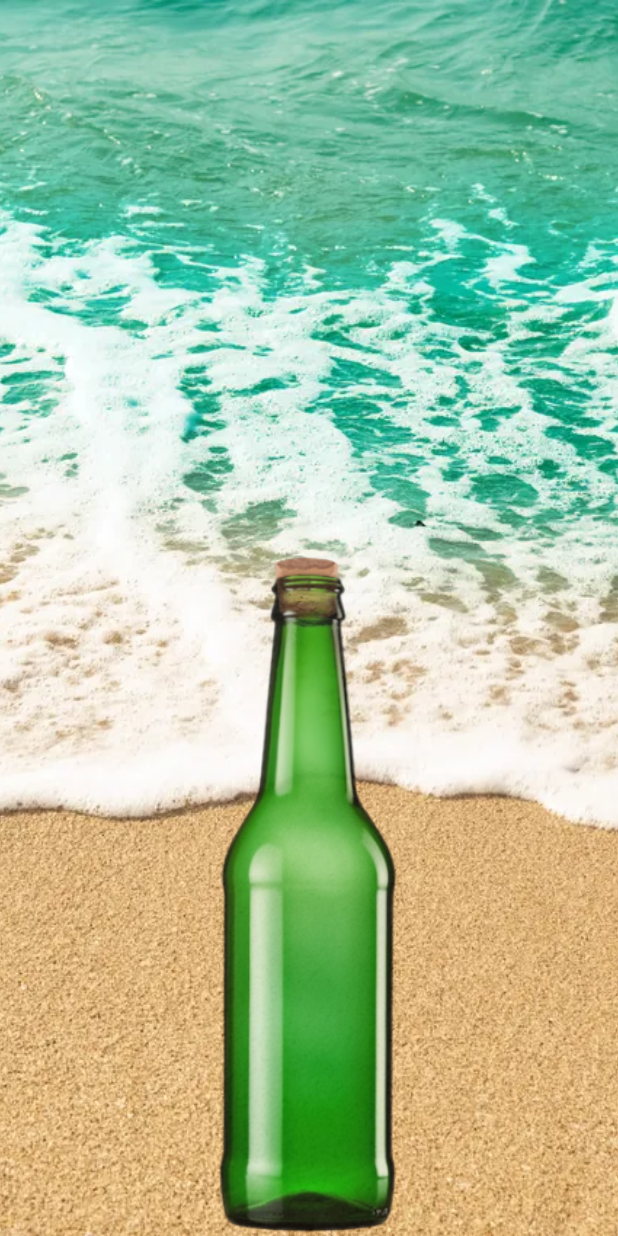
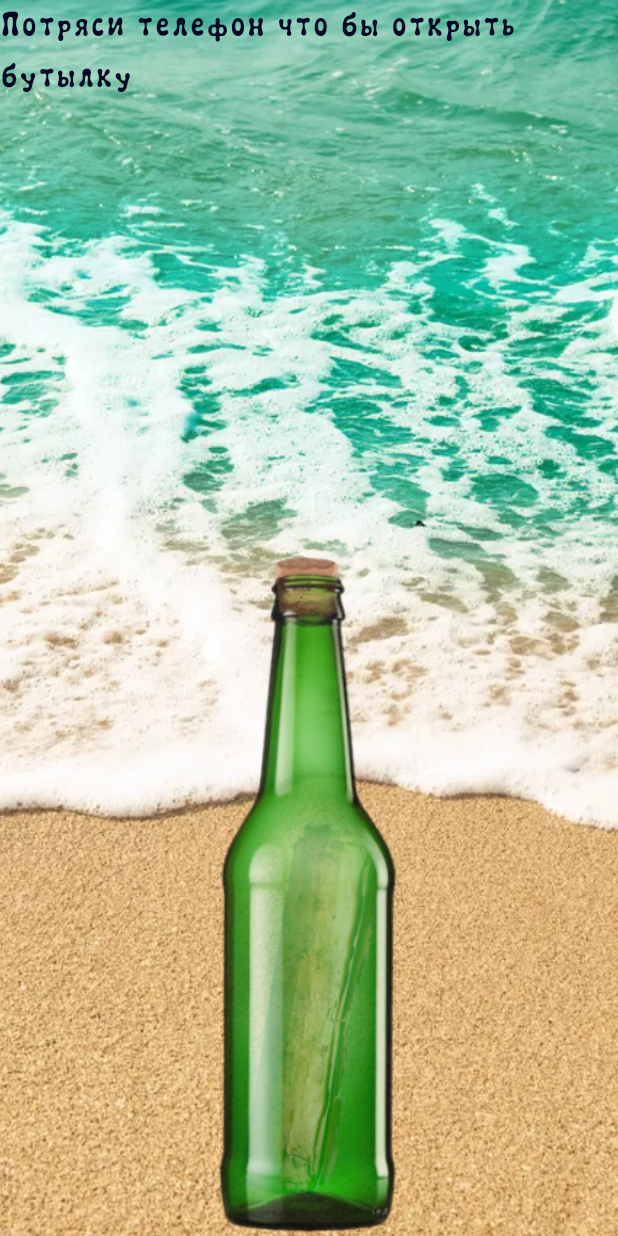
Before and after one commit to foxvirusMagister/KsushkinsBirthday, a Flutter app: the screen it shows after launch, on a phone screen of 412 x 824 dp. Run offline on Flutter 3.47's test engine with Material 3 defaults, Android fonts, the phone set to English and light mode, and no system bars; missing offline and left inert: shake.

Commit message:
changed photos and made text

```diff
--- a/lib/screens/greetings_screen.dart
+++ b/lib/screens/greetings_screen.dart
@@ -1,6 +1,10 @@
 import 'package:flutter/material.dart';
 import 'package:shake/shake.dart';
 import 'dart:async';
+
+String text1 = "Привет, Ксюша, поздравляю тебя с днём рождения, хочу пожелать тебе, чтобы каждый день начинался с улыбки, рядом были только добрые люди, а сердце всегда знало, куда идти. Пусть сбываются мечты — даже те, о которых ты ещё никому не рассказывала. Оставайся такой же яркой, доброй и невероятной. Желаю тебе море поводов для радости, океан любви и горы денег. Пусть проблемы обходят стороной, настроение будет как после отпуска, а подруги — всегда на связи. Желаю тебе не бояться быть собой, смело идти к своим целям и помнить, что ты способна на всё. Пусть этот год станет временем больших возможностей, приятных перемен и искреннего счастья. Я горжусь тобой и всегда поддержу! Ты лучшая, и точка!";
+String text2 = "Yes";
+
 
 class Letter extends StatefulWidget // widget of loading screen
 {
@@ -19,11 +23,13 @@ class _Letter extends State<Letter>
   late ShakeDetector _shakeDetector;
   bool capOpened = false;
   double bottleOpacity = 0;
+  int page = 1;
 
   @override
   void initState()
   {
     super.initState();
+    WidgetsBinding.instance.addPostFrameCallback((_){});
     _shakeDetector = ShakeDetector.autoStart(
       onPhoneShake: (event) {
         if (mounted)
@@ -35,6 +41,9 @@ class _Letter extends State<Letter>
           {
             upplyTimers();
             _shakeDetector.stopListening();
+            setState((){
+              capOpened = true;
+            });
           }
         }
       },
@@ -49,6 +58,19 @@ class _Letter extends State<Letter>
   {
     _shakeDetector.stopListening();
     super.dispose();
+  }
+
+  Future<void> preloadImages() async
+  {
+    if (mounted)
+    {
+      final context = this.context;
+      await precacheImage(const AssetImage("lib/Images/bottle.png"), context);
+      await precacheImage(const AssetImage("lib/Images/bottleWithCap.png"), context);
+      await precacheImage(const AssetImage("lib/Images/SandAndWater.webp"), context);
+      await precacheImage(const AssetImage("lib/Images/BottleCap.png"), context);
+      await precacheImage(const AssetImage("lib/Images/Papirus.png"), context);
+    }
   }
 
   Future<void> upplyTimers() async
@@ -117,6 +139,17 @@ class _Letter extends State<Letter>
               width: 1000),
           ],
         ),
+        Align(
+          alignment: .topCenter,
+          child: Text(
+            "Потряси телефон что бы открыть бутылку",
+            style: TextStyle(
+              color: const Color.fromARGB(255, 7, 10, 36),
+              fontFamily: "JulyMelt",
+              fontSize: 24
+            ),
+            ),
+        ),
         Positioned.fill(
           child: Center(
             child: AnimatedOpacity(
@@ -131,13 +164,26 @@ class _Letter extends State<Letter>
                 height: MediaQuery.of(context).size.height,
                 child: Padding(
                   padding: const EdgeInsets.all(100.0),
+                  child: OutlinedButton(
+                    style: ButtonStyle(
+                      backgroundColor: WidgetStatePropertyAll(const Color.fromARGB(0, 0, 0, 0)),
+                      foregroundColor: WidgetStatePropertyAll(const Color.fromARGB(0, 0, 0, 0)),
+                      elevation: WidgetStatePropertyAll(0),
+                      shape: WidgetStatePropertyAll(BeveledRectangleBorder(borderRadius: BorderRadiusGeometry.all(Radius.zero)))
+                    ),
+                    onPressed: (){
+                      setState(() {
+                        page += 1;
+                      });
+                    },
                     child: Text(
-                        "Привет мамочка! Я каждый день мечтал об этом слове, и вот он наконец, вспоминает об уходеее!",
+                          page == 1 ? text1 : text2,
                           style: TextStyle(
                             fontFamily: "Kosmos",
-                          fontSize: 24,
+                            fontSize: 18,
                             color: const Color.fromARGB(255, 46, 8, 30)
                           )
+                        ),
                   ),
                 )
               ),
```
Also changed, not shown: lib/Images/bottle.png, lib/Images/bottleWithCap.png. Lines whose indentation alone changed are shown as unchanged.
